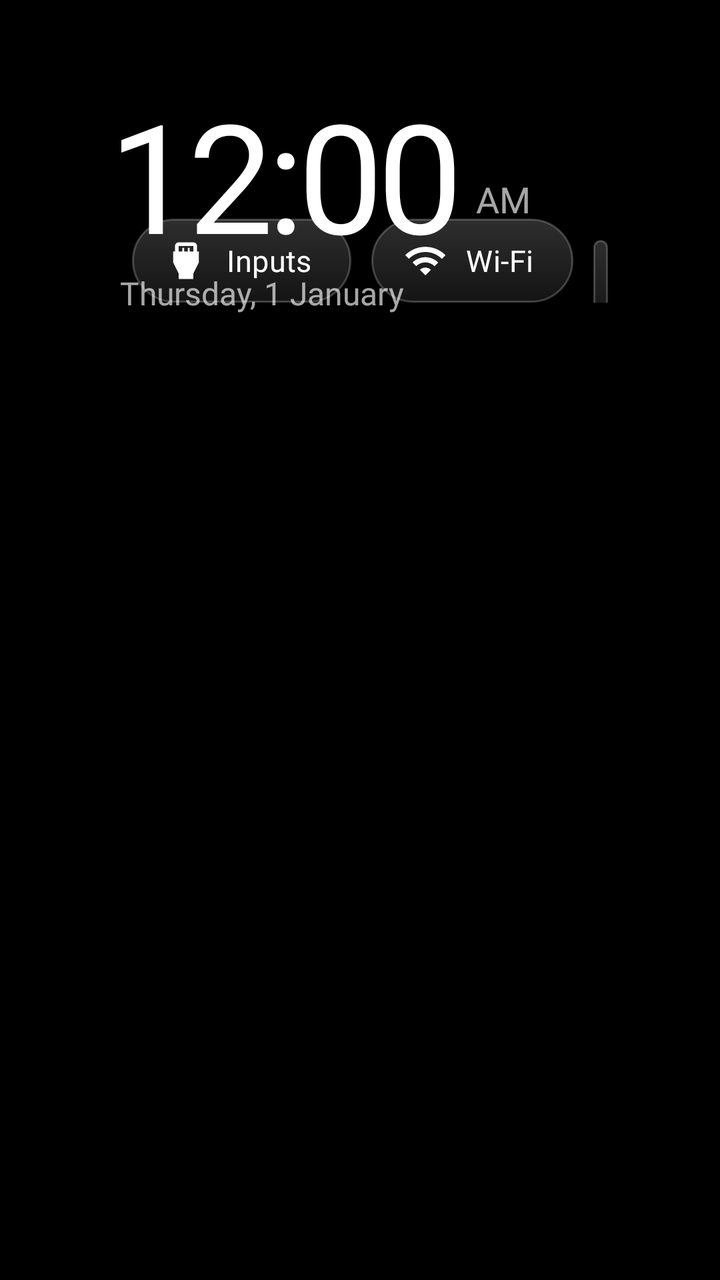
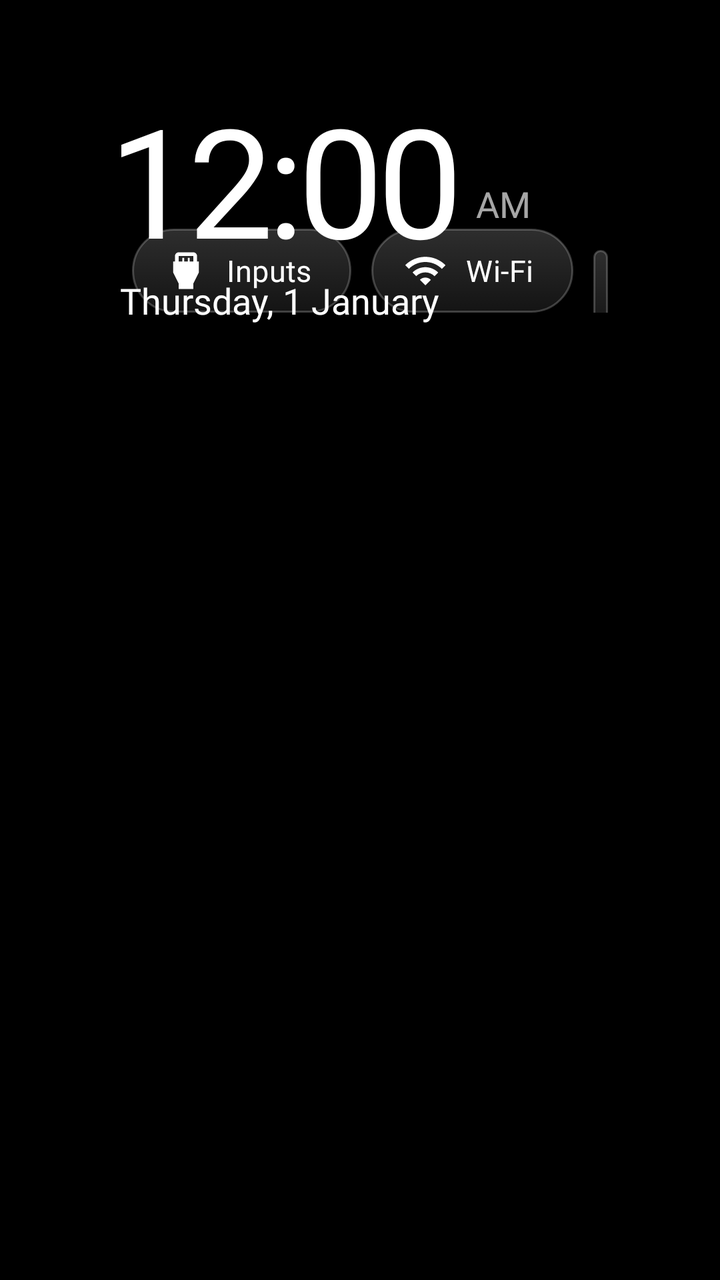

Two renders of the same Android screen: before a commit and after it. Below are the layout's source before the change and the commit's diff.
<!-- AndroidManifest.xml: application theme Theme.TvHome -->
<!-- res/layout/activity_main.xml -->
<?xml version="1.0" encoding="utf-8"?>
<FrameLayout xmlns:android="http://schemas.android.com/apk/res/android"
    android:id="@+id/root"
    android:layout_width="match_parent"
    android:layout_height="match_parent"
    android:background="#FF000000">

    
    <View
        android:id="@+id/ambient"
        android:layout_width="match_parent"
        android:layout_height="match_parent"
        android:alpha="0" />

    
    <TextView
        android:id="@+id/heroName"
        android:layout_width="wrap_content"
        android:layout_height="wrap_content"
        android:layout_marginStart="68dp"
        android:alpha="0"
        android:textColor="#FFFFFFFF"
        android:textSize="48sp"
        android:fontFamily="@font/outfit"
        android:fontVariationSettings="'wght' 300"
        android:letterSpacing="-0.02"
        android:includeFontPadding="false"
        android:singleLine="true" />

    <LinearLayout
        android:layout_width="match_parent"
        android:layout_height="match_parent"
        android:orientation="vertical"
        android:paddingStart="56dp"
        android:paddingEnd="56dp"
        android:paddingTop="26dp">

        <RelativeLayout
            android:layout_width="match_parent"
            android:layout_height="wrap_content">

            <LinearLayout
                android:id="@+id/leftBlock"
                android:layout_width="wrap_content"
                android:layout_height="wrap_content"
                android:layout_alignParentStart="true"
                android:orientation="vertical">

                <TextView
                    android:id="@+id/greeting"
                    android:layout_width="wrap_content"
                    android:layout_height="wrap_content"
                    android:layout_marginStart="4dp"
                    android:textColor="#99FFFFFF"
                    android:textSize="15sp"
                    android:fontFamily="@font/outfit"
                    android:fontVariationSettings="'wght' 400" />

                <LinearLayout
                    android:layout_width="wrap_content"
                    android:layout_height="wrap_content"
                    android:orientation="horizontal"
                    android:baselineAligned="true">

                    <TextClock
                        android:id="@+id/clock"
                        android:layout_width="wrap_content"
                        android:layout_height="wrap_content"
                        android:format12Hour="h:mm"
                        android:format24Hour="HH:mm"
                        android:textColor="#FFFFFFFF"
                        android:textSize="76sp"
                        android:fontFamily="@font/space_grotesk"
                        android:fontVariationSettings="'wght' 300"
                        android:letterSpacing="-0.04"
                        android:includeFontPadding="false" />

                    <TextClock
                        android:id="@+id/ampm"
                        android:layout_width="wrap_content"
                        android:layout_height="wrap_content"
                        android:layout_marginStart="8dp"
                        android:layout_gravity="bottom"
                        android:layout_marginBottom="12dp"
                        android:format12Hour="a"
                        android:format24Hour=""
                        android:textColor="#A6FFFFFF"
                        android:textSize="18sp"
                        android:fontFamily="@font/outfit"
                        android:fontVariationSettings="'wght' 400" />
                </LinearLayout>

                <LinearLayout
                    android:layout_width="wrap_content"
                    android:layout_height="wrap_content"
                    android:layout_marginStart="4dp"
                    android:orientation="horizontal"
                    android:baselineAligned="true">

                    <TextClock
                        android:id="@+id/date"
                        android:layout_width="wrap_content"
                        android:layout_height="wrap_content"
                        android:format12Hour="EEEE, d MMMM"
                        android:format24Hour="EEEE, d MMMM"
                        android:textColor="#A6FFFFFF"
                        android:textSize="16sp"
                        android:fontFamily="@font/outfit"
                        android:fontVariationSettings="'wght' 400" />

                    <TextView
                        android:id="@+id/panchang"
                        android:layout_width="wrap_content"
                        android:layout_height="wrap_content"
                        android:layout_marginStart="22dp"
                        android:textColor="#8CFFFFFF"
                        android:textSize="16sp"
                        android:fontFamily="@font/outfit"
                        android:fontVariationSettings="'wght' 400"
                        android:visibility="gone" />

                    <TextView
                        android:id="@+id/weather"
                        android:layout_width="wrap_content"
                        android:layout_height="wrap_content"
                        android:layout_marginStart="22dp"
                        android:textColor="#D9FFFFFF"
                        android:textSize="16sp"
                        android:fontFamily="@font/outfit"
                        android:fontVariationSettings="'wght' 500"
                        android:visibility="gone" />
                </LinearLayout>
            </LinearLayout>

            <LinearLayout
                android:id="@+id/topButtons"
                android:layout_width="wrap_content"
                android:layout_height="wrap_content"
                android:layout_alignParentEnd="true"
                android:layout_alignBottom="@id/leftBlock"
                android:layout_marginBottom="6dp"
                android:orientation="horizontal">

                <TextView
                    android:id="@+id/btnInputs"
                    style="@style/TopButton"
                    android:text="@string/inputs"
                    android:drawableStart="@drawable/ic_input"
                    android:nextFocusDown="@+id/grid" />

                <TextView
                    android:id="@+id/btnWifi"
                    style="@style/TopButton"
                    android:text="@string/wifi"
                    android:drawableStart="@drawable/ic_wifi"
                    android:nextFocusDown="@+id/grid" />

                <TextView
                    android:id="@+id/btnSettings"
                    style="@style/TopButton"
                    android:text="@string/settings"
                    android:drawableStart="@drawable/ic_settings"
                    android:nextFocusDown="@+id/grid" />
            </LinearLayout>
        </RelativeLayout>

        
        <FrameLayout
            android:layout_width="match_parent"
            android:layout_height="0dp"
            android:layout_weight="1"
            android:layout_marginTop="10dp">

            <androidx.recyclerview.widget.RecyclerView
                android:id="@+id/grid"
                android:layout_width="match_parent"
                android:layout_height="match_parent"
                android:paddingTop="10dp"
                android:paddingBottom="40dp"
                android:clipToPadding="false"
                android:clipChildren="false"
                android:overScrollMode="never"
                android:scrollbars="none"
                android:descendantFocusability="afterDescendants" />
        </FrameLayout>
    </LinearLayout>

    
    <com.gathin.tvhome.GlassView
        android:id="@+id/glass"
        android:layout_width="10dp"
        android:layout_height="10dp"
        android:alpha="0"
        android:importantForAccessibility="no" />
</FrameLayout>
<!-- resources referenced by this layout -->
<resources>
  <!-- drawable ic_input (drawable) -->
  <?xml version="1.0" encoding="utf-8"?>
  <vector xmlns:android="http://schemas.android.com/apk/res/android"
      android:width="22dp" android:height="22dp"
      android:viewportWidth="24" android:viewportHeight="24">
      <path android:fillColor="#FFFFFFFF"
          android:pathData="M18,7V4c0,-1.1 -0.9,-2 -2,-2H8C6.9,2 6,2.9 6,4v3H5v6l3,6v3h8v-3l3,-6V7H18zM8,4h8v3h-2V5h-1v2h-2V5h-1v2H8V4z" />
  </vector>
  <!-- drawable ic_wifi (drawable) -->
  <?xml version="1.0" encoding="utf-8"?>
  <vector xmlns:android="http://schemas.android.com/apk/res/android"
      android:width="22dp" android:height="22dp"
      android:viewportWidth="24" android:viewportHeight="24">
      <path android:fillColor="#FFFFFFFF"
          android:pathData="M1,9l2,2c4.97,-4.97 13.03,-4.97 18,0l2,-2C16.93,2.93 7.08,2.93 1,9zM9,17l3,3 3,-3c-1.65,-1.66 -4.34,-1.66 -6,0zM5,13l2,2c2.76,-2.76 7.24,-2.76 10,0l2,-2C15.14,9.14 8.87,9.14 5,13z" />
  </vector>
  <string name="inputs">Inputs</string>
  <string name="settings">Settings</string>
  <string name="wifi">Wi-Fi</string>
  <style name="TopButton">
          <item name="android:layout_width">wrap_content</item>
          <item name="android:layout_height">42dp</item>
          <item name="android:layout_marginStart">10dp</item>
          <item name="android:paddingStart">16dp</item>
          <item name="android:paddingEnd">20dp</item>
          <item name="android:gravity">center</item>
          <item name="android:background">@drawable/pill_bg</item>
          <item name="android:textColor">#FFFFFFFF</item>
          <item name="android:textSize">15sp</item>
          <item name="android:fontFamily">@font/outfit</item>
          <item name="android:fontVariationSettings">\'wght\' 500</item>
          <item name="android:letterSpacing">0.01</item>
          <item name="android:drawablePadding">9dp</item>
          <item name="android:drawableTint">#FFFFFFFF</item>
          <item name="android:focusable">true</item>
          <item name="android:clickable">true</item>
      </style>
  <style name="Theme.TvHome" parent="android:Theme.Material.NoActionBar.Fullscreen">
          <item name="android:windowBackground">@android:color/black</item>
          <item name="android:colorBackground">@android:color/black</item>
          <item name="android:windowAnimationStyle">@null</item>
      </style>
  <!-- drawable pill_bg (drawable) -->
  <?xml version="1.0" encoding="utf-8"?>
  <selector xmlns:android="http://schemas.android.com/apk/res/android">
      <item android:state_focused="true">
          <shape android:shape="rectangle">
              <solid android:color="#3DFFFFFF" />
              <stroke android:width="2dp" android:color="#99FFFFFF" />
              <corners android:radius="21dp" />
          </shape>
      </item>
      <item>
          <shape android:shape="rectangle">
              <gradient android:angle="270" android:startColor="#2EFFFFFF" android:endColor="#14FFFFFF" />
              <stroke android:width="1dp" android:color="#38FFFFFF" />
              <corners android:radius="21dp" />
          </shape>
      </item>
  </selector>
  <!-- unchanged entries left out for length: 1 -->
</resources>

<!-- the commit's change to res/layout/activity_main.xml (unified diff, before → after) -->
@@ -51,10 +51,10 @@
                     android:layout_width="wrap_content"
                     android:layout_height="wrap_content"
                     android:layout_marginStart="4dp"
-                    android:textColor="#99FFFFFF"
-                    android:textSize="15sp"
+                    android:textColor="#D9FFFFFF"
+                    android:textSize="17sp"
                     android:fontFamily="@font/outfit"
-                    android:fontVariationSettings="'wght' 400" />
+                    android:fontVariationSettings="'wght' 500" />
 
                 <LinearLayout
                     android:layout_width="wrap_content"
@@ -103,20 +103,20 @@
                         android:layout_height="wrap_content"
                         android:format12Hour="EEEE, d MMMM"
                         android:format24Hour="EEEE, d MMMM"
-                        android:textColor="#A6FFFFFF"
-                        android:textSize="16sp"
+                        android:textColor="#FFFFFFFF"
+                        android:textSize="18sp"
                         android:fontFamily="@font/outfit"
-                        android:fontVariationSettings="'wght' 400" />
+                        android:fontVariationSettings="'wght' 500" />
 
                     <TextView
                         android:id="@+id/panchang"
                         android:layout_width="wrap_content"
                         android:layout_height="wrap_content"
                         android:layout_marginStart="22dp"
-                        android:textColor="#8CFFFFFF"
-                        android:textSize="16sp"
+                        android:textColor="#CCFFFFFF"
+                        android:textSize="17sp"
                         android:fontFamily="@font/outfit"
-                        android:fontVariationSettings="'wght' 400"
+                        android:fontVariationSettings="'wght' 500"
                         android:visibility="gone" />
 
                     <TextView
@@ -124,10 +124,10 @@
                         android:layout_width="wrap_content"
                         android:layout_height="wrap_content"
                         android:layout_marginStart="22dp"
-                        android:textColor="#D9FFFFFF"
-                        android:textSize="16sp"
+                        android:textColor="#FFFFFFFF"
+                        android:textSize="18sp"
                         android:fontFamily="@font/outfit"
-                        android:fontVariationSettings="'wght' 500"
+                        android:fontVariationSettings="'wght' 600"
                         android:visibility="gone" />
                 </LinearLayout>
             </LinearLayout>
